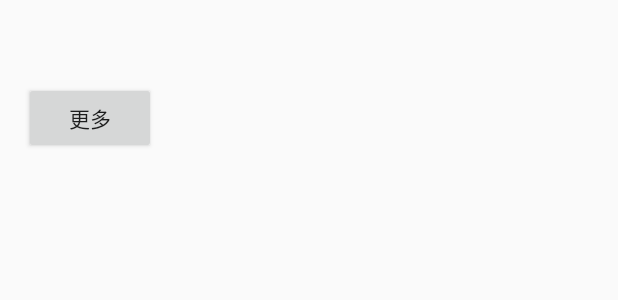
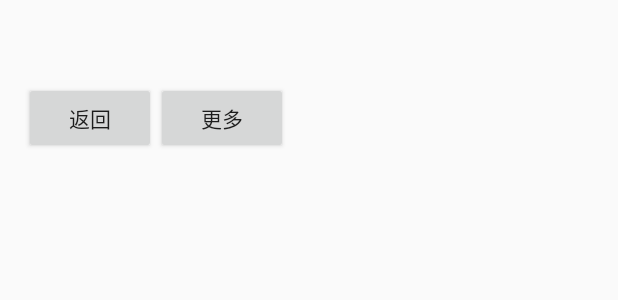
Before and after one commit to Crazy-MT/festival_sms, an Android app: the layout activity_main.xml on its own in the app's theme, with its tools: preview values and no code run, on a phone screen of 412 x 824 dp. Shown: the top 300 px of the screen. Run offline under Robolectric (Android 15) with nearby library versions, the phone set to English and light mode, and no system bars.

Commit message:
add news_card

```diff
--- a/news_card/build.gradle
+++ b/news_card/build.gradle
@@ -2,7 +2,7 @@ apply plugin: 'com.android.application'
 
 android {
     compileSdkVersion 23
-    buildToolsVersion "23.0.2"
+    buildToolsVersion "23.0.1"
 
     defaultConfig {
         applicationId "widget.amberweather.com.news_card"
--- a/news_card/src/main/java/widget/amberweather/com/news_card/NewsAdapter.java
+++ b/news_card/src/main/java/widget/amberweather/com/news_card/NewsAdapter.java
@@ -6,6 +6,7 @@ import android.graphics.BitmapFactory;
 import android.os.Message;
 import android.support.v4.view.NestedScrollingChild;
 import android.support.v7.widget.RecyclerView;
+import android.util.Log;
 import android.view.LayoutInflater;
 import android.view.View;
 import android.view.ViewGroup;
@@ -94,6 +95,7 @@ public class NewsAdapter extends RecyclerView.Adapter<NewsAdapter.MyViewHolder>
 
     public void addData(int pos , News news) {
         mDatas.add(pos, news);
+        Log.e("adddata" , news.getTitle());
         notifyItemInserted(pos);
     }
 
--- a/news_card/src/main/res/layout/activity_main.xml
+++ b/news_card/src/main/res/layout/activity_main.xml
@@ -9,6 +9,14 @@
     android:orientation="vertical"
     tools:context="widget.amberweather.com.news_card.MainActivity">
 
+    <ScrollView
+        android:layout_width="match_parent"
+        android:layout_height="match_parent">
+
+        <LinearLayout
+            android:layout_width="match_parent"
+            android:layout_height="match_parent"
+            android:orientation="vertical">
             <LinearLayout
                 android:layout_width="match_parent"
                 android:orientation="vertical"
@@ -36,9 +44,25 @@
                 android:layout_width="match_parent"
                 android:layout_height="wrap_content" />
 
+            <LinearLayout
+                android:layout_width="match_parent"
+                android:orientation="horizontal"
+                android:layout_height="wrap_content">
+
+                <Button
+                    android:id="@+id/btn_less"
+                    android:layout_width="wrap_content"
+                    android:layout_height="wrap_content"
+                    android:text="返回"/>
+
                 <Button
                     android:id="@+id/btn_more"
                     android:layout_width="wrap_content"
                     android:layout_height="wrap_content"
                     android:text="更多"/>
             </LinearLayout>
+        </LinearLayout>
+
+
+    </ScrollView>
+</LinearLayout>
--- a/newslist/build.gradle
+++ b/newslist/build.gradle
@@ -2,7 +2,7 @@ apply plugin: 'com.android.application'
 
 android {
     compileSdkVersion 23
-    buildToolsVersion "23.0.2"
+    buildToolsVersion "23.0.1"
 
     defaultConfig {
         applicationId "com.example.newslist"
```
Also changed, not shown: news_card/src/main/java/widget/amberweather/com/news_card/MainActivity.java (+27 -2 lines), 6 other files. Lines whose indentation alone changed are shown as unchanged.
